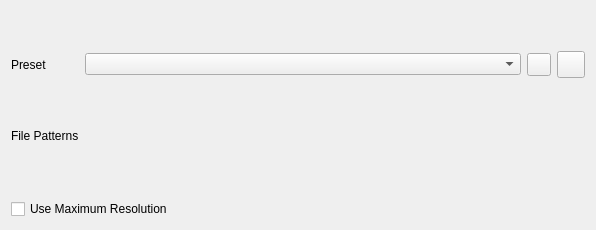
This is Gems/Atom/Asset/ImageProcessingAtom/Code/Source/Editor/TexturePresetSelectionWidget.ui in accesspointmg/org.o3de.repo.atom as Qt 5 draws it before an edit. The edited form follows.
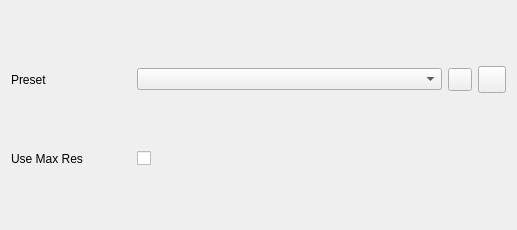
This is the edited form. Icons and pictures are not drawn.

```diff
--- a/Gems/Atom/Asset/ImageProcessingAtom/Code/Source/Editor/TexturePresetSelectionWidget.ui
+++ b/Gems/Atom/Asset/ImageProcessingAtom/Code/Source/Editor/TexturePresetSelectionWidget.ui
@@ -12,7 +12,7 @@
         </property>
         <layout class="QVBoxLayout" name="verticalLayout">
             <item>
-                <layout class="QGridLayout" name="gridLayout" columnminimumwidth="24,436,5">
+                <layout class="QGridLayout" name="gridLayout" columnminimumwidth="120,305,16,24">
                     <item row="0" column="0">
                         <spacer name="topSpacer">
                             <property name="orientation">
@@ -21,7 +21,7 @@
                             <property name="sizeHint" stdset="0">
                                 <size>
                                     <width>4</width>
-                                    <height>40</height>
+                                    <height>3</height>
                                 </size>
                             </property>
                         </spacer>
@@ -78,40 +78,16 @@
                     <item row="2" column="0">
                         <widget class="QLabel" name="activeFileConventionLabel">
                             <property name="text">
-                                <string>File Patterns</string>
+                                <string>Use Max Res</string>
                             </property>
                         </widget>
                     </item>
                     <item row="2" column="1">
-                        <widget class="QLabel" name="conventionLabel">
-                            <property name="text">
-                                <string/>
-                            </property>
+                        <widget class="QCheckBox" name="serCheckBox">
                         </widget>
                     </item>
                 </layout>
             </item>
-<!-- Use Full Res -->
-            <item>
-                <spacer name="resolutionSpacer">
-                    <property name="orientation">
-                        <enum>Qt::Horizontal</enum>
-                    </property>
-                    <property name="sizeHint" stdset="0">
-                        <size>
-                            <width>4</width>
-                            <height>5</height>
-                        </size>
-                    </property>
-                </spacer>
-            </item>
-            <item>
-                <widget class="QCheckBox" name="serCheckBox">
-                    <property name="text">
-                        <string>Use Maximum Resolution</string>
-                    </property>
-                </widget>
-            </item>
         </layout>
     </widget>
     <resources>
```
Left out of the diff: 4 changed lines with no effect on the pictures.
